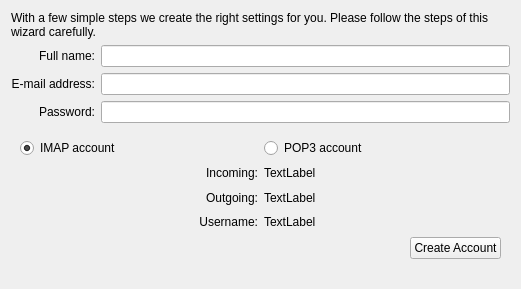
This is accountwizard/src/ui/personaldatapage.ui in KDE/kdepim as Qt 5 draws it before an edit. The edited form follows.
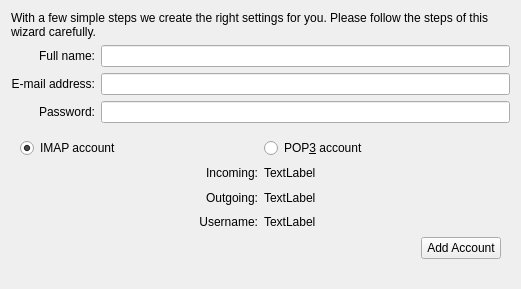
This is the edited form. The open tabs and pages were chosen to show the change. Custom widgets are drawn as their Qt base class.

Commit message:
Fix bug 366486 - Account Assistant "Create Account" is misleading
FIXED-IN: 5.4.0

```diff
--- a/accountwizard/src/ui/personaldatapage.ui
+++ b/accountwizard/src/ui/personaldatapage.ui
@@ -155,7 +155,7 @@
          <item>
           <widget class="QRadioButton" name="pop3Account">
            <property name="text">
-            <string>POP3 account</string>
+            <string>POP&amp;3 account</string>
            </property>
            <attribute name="buttonGroup">
             <string notr="true">buttonGroup</string>
@@ -237,7 +237,7 @@
          <item>
           <widget class="QPushButton" name="createAccountPb">
            <property name="text">
-            <string>Create Account</string>
+            <string>Add Account</string>
            </property>
           </widget>
          </item>
```
Left out of the diff: 2 changed lines with no effect on the pictures.
